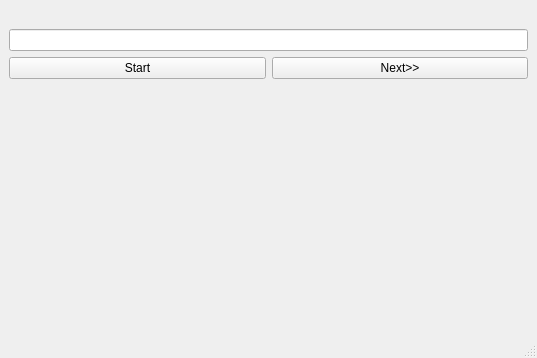
This is mainwindow.ui in MindDevastation/homework11_quiz as Qt 5 draws it before an edit. The edited form follows.
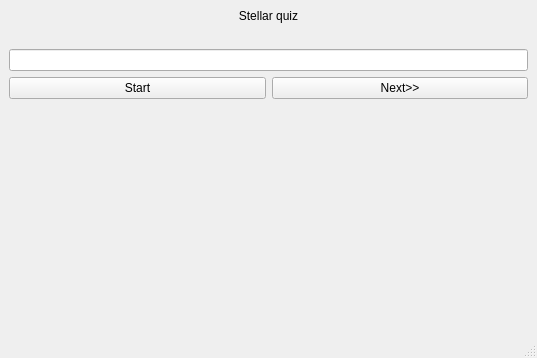
This is the edited form.

```diff
--- a/mainwindow.ui
+++ b/mainwindow.ui
@@ -17,6 +17,16 @@
    <layout class="QVBoxLayout" name="verticalLayout_3">
     <item>
      <layout class="QVBoxLayout" name="verticalLayout_2">
+      <item>
+       <widget class="QLabel" name="tTime">
+        <property name="text">
+         <string>Stellar quiz</string>
+        </property>
+        <property name="alignment">
+         <set>Qt::AlignCenter</set>
+        </property>
+       </widget>
+      </item>
       <item>
        <layout class="QGridLayout" name="gridLayout">
         <item row="0" column="0" colspan="2">
```
